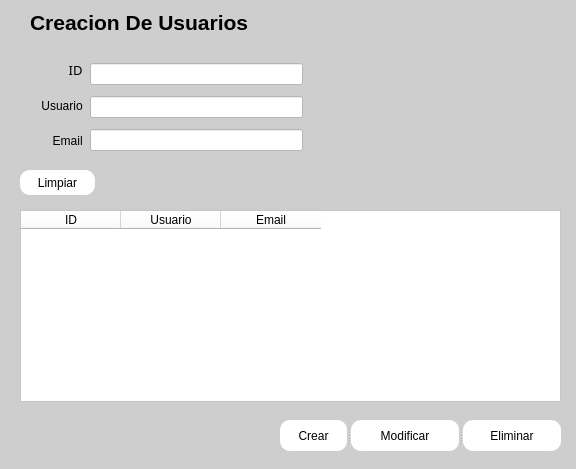
rvqzs/tresPatitos, file src/002_usuarios.ui: the form before one commit.
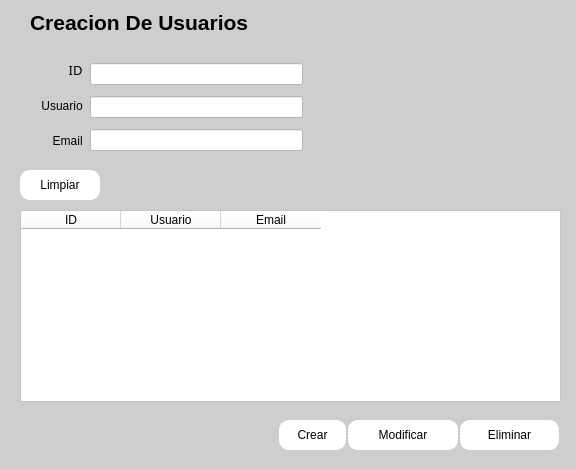
The form after the commit. Icons and pictures are not drawn.

The edit to the form file:
```diff
--- a/src/002_usuarios.ui
+++ b/src/002_usuarios.ui
@@ -33,7 +33,7 @@
     <normaloff>../res/iconUsuarios.png</normaloff>../res/iconUsuarios.png</iconset>
   </property>
   <property name="autoFillBackground">
-   <bool>true</bool>
+   <bool>false</bool>
   </property>
   <property name="styleSheet">
    <string notr="true">background-color: rgb(206, 206, 206);</string>
@@ -123,10 +123,16 @@
     <rect>
      <x>20</x>
      <y>170</y>
-     <width>75</width>
-     <height>25</height>
+     <width>80</width>
+     <height>30</height>
     </rect>
    </property>
+   <property name="maximumSize">
+    <size>
+     <width>80</width>
+     <height>30</height>
+    </size>
+   </property>
    <property name="styleSheet">
     <string notr="true">QPushButton{
 background-color:rgb(255, 255, 255);
@@ -267,19 +273,34 @@
    </layout>
   </widget>
   <widget class="QSplitter" name="splitter">
-   <property name="enabled">
-    <bool>true</bool>
-   </property>
    <property name="geometry">
     <rect>
-     <x>280</x>
+     <x>279</x>
      <y>420</y>
-     <width>281</width>
-     <height>31</height>
+     <width>280</width>
+     <height>30</height>
     </rect>
    </property>
-   <property name="frameShadow">
-    <enum>QFrame::Plain</enum>
+   <property name="sizePolicy">
+    <sizepolicy hsizetype="Fixed" vsizetype="Fixed">
+     <horstretch>0</horstretch>
+     <verstretch>0</verstretch>
+    </sizepolicy>
+   </property>
+   <property name="minimumSize">
+    <size>
+     <width>280</width>
+     <height>30</height>
+    </size>
+   </property>
+   <property name="maximumSize">
+    <size>
+     <width>280</width>
+     <height>30</height>
+    </size>
+   </property>
+   <property name="lineWidth">
+    <number>0</number>
    </property>
    <property name="orientation">
     <enum>Qt::Horizontal</enum>
@@ -287,10 +308,16 @@
    <property name="opaqueResize">
     <bool>false</bool>
    </property>
-   <property name="childrenCollapsible">
-    <bool>false</bool>
+   <property name="handleWidth">
+    <number>2</number>
    </property>
    <widget class="QPushButton" name="btnCrearUsuario">
+    <property name="sizePolicy">
+     <sizepolicy hsizetype="Fixed" vsizetype="Fixed">
+      <horstretch>0</horstretch>
+      <verstretch>0</verstretch>
+     </sizepolicy>
+    </property>
     <property name="styleSheet">
      <string notr="true">QPushButton{
 background-color:rgb(255, 255, 255);
@@ -314,12 +341,18 @@
     </property>
     <property name="iconSize">
      <size>
-      <width>20</width>
-      <height>20</height>
+      <width>25</width>
+      <height>25</height>
      </size>
     </property>
    </widget>
    <widget class="QPushButton" name="btnModificarUsuario">
+    <property name="sizePolicy">
+     <sizepolicy hsizetype="Fixed" vsizetype="Fixed">
+      <horstretch>0</horstretch>
+      <verstretch>0</verstretch>
+     </sizepolicy>
+    </property>
     <property name="styleSheet">
      <string notr="true">QPushButton{
 background-color:rgb(255, 255, 255);
@@ -339,10 +372,22 @@
     </property>
     <property name="icon">
      <iconset>
-      <normaloff>../res/iconEdit.png</normaloff>../res/iconEdit.png</iconset>
+      <normaloff>../res/btnEdit.png</normaloff>../res/btnEdit.png</iconset>
+    </property>
+    <property name="iconSize">
+     <size>
+      <width>20</width>
+      <height>20</height>
+     </size>
     </property>
    </widget>
    <widget class="QPushButton" name="btnEliminarUsuario">
+    <property name="sizePolicy">
+     <sizepolicy hsizetype="Fixed" vsizetype="Fixed">
+      <horstretch>0</horstretch>
+      <verstretch>0</verstretch>
+     </sizepolicy>
+    </property>
     <property name="styleSheet">
      <string notr="true">QPushButton{
 background-color:rgb(255, 255, 255);
@@ -366,8 +411,8 @@
     </property>
     <property name="iconSize">
      <size>
-      <width>18</width>
-      <height>18</height>
+      <width>20</width>
+      <height>20</height>
      </size>
     </property>
    </widget>
```
Left out of the diff: 8 changed lines with no effect on the pictures.
